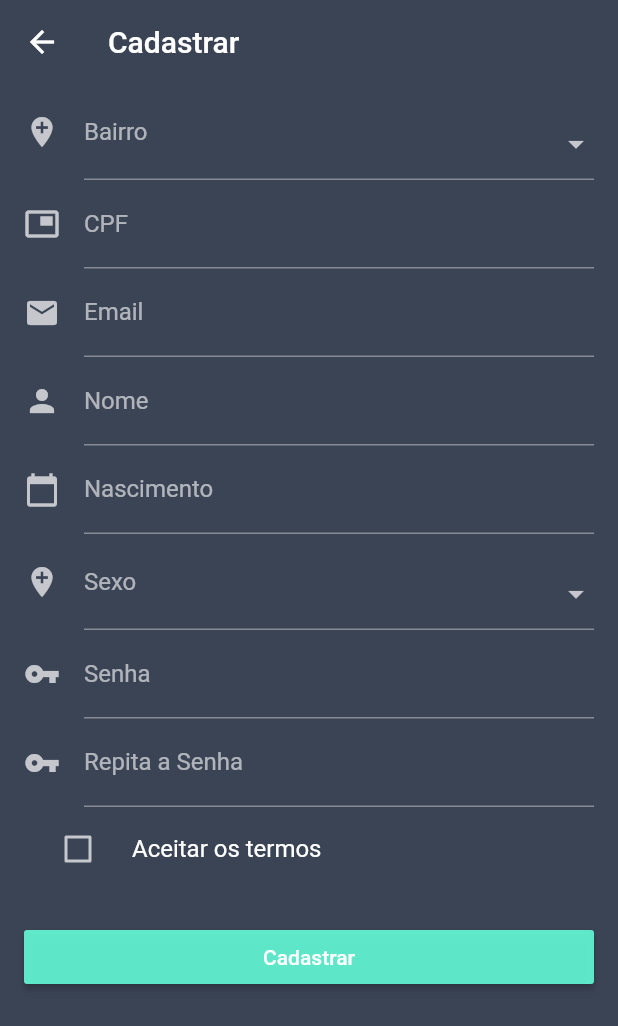
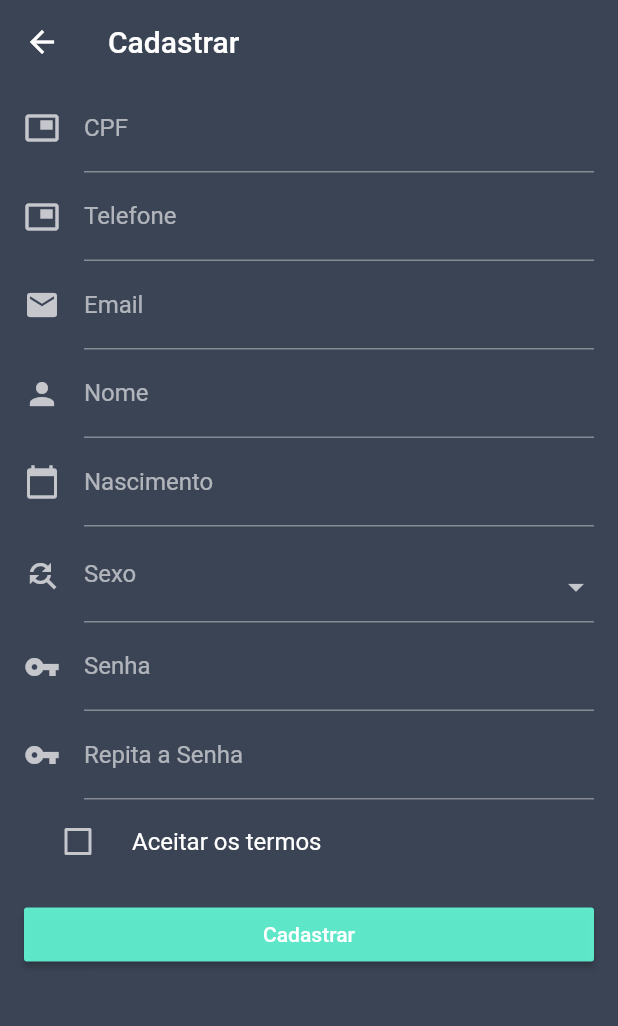
Before and after one commit to insinfo/colabore, a Flutter app: the screen it shows after launch, after a tap on "CADASTRAR", on a phone screen of 412 x 824 dp. Shown: the top 1026 px of the screen. Run offline on Flutter 3.47's test engine with Material 2 defaults, Android fonts, the phone set to English and light mode, and no system bars; our stand-ins replace font_awesome_flutter, image_picker, location, sqflite; accounts and stored records are empty; network calls fail.

Commit message:
criação da tela de cadastro

```diff
--- a/lib/views/cadastro_view.dart
+++ b/lib/views/cadastro_view.dart
@@ -121,7 +121,7 @@ class CadastroViewState extends State<CadastroView> {
           children: <Widget>[
 
             //bairro
-            DropdownFormField<String>(
+           /* DropdownFormField<String>(
               validator: (value) {
                 if (value == null) {
                   return 'Selecione o Bairro';
@@ -141,11 +141,11 @@ class CadastroViewState extends State<CadastroView> {
                   child: Text(value),
                 );
               }).toList(),
-            ),
+            ),*/
 
             //CPF
             TextFormField(
-             // onSaved: (val) => colaborar.rua = val,
+              // onSaved: (val) => colaborar.rua = val,
               validator: (val) {
                 return Utils.validarCPF(val)
                     ? null
@@ -162,6 +162,28 @@ class CadastroViewState extends State<CadastroView> {
                 LengthLimitingTextInputFormatter(11),
                 WhitelistingTextInputFormatter.digitsOnly,
               ],
+            ),
+
+
+            //telefone
+            TextFormField(
+              // onSaved: (val) => colaborar.rua = val,
+              validator: (val) {
+                return val.length < 8
+                    ? null
+                    : "Digite o seu telefone!";
+              },
+              decoration: InputDecoration(
+                icon: Icon(Icons.picture_in_picture),
+                hintText: 'Digite o seu telefone',
+                labelText: 'Telefone',
+              ),
+              keyboardType: TextInputType.phone,
+              //maxLength: 11,
+              /*inputFormatters: [
+                LengthLimitingTextInputFormatter(11),
+                WhitelistingTextInputFormatter.digitsOnly,
+              ],*/
             ),
 
             //email
@@ -227,7 +249,7 @@ class CadastroViewState extends State<CadastroView> {
               },
               //onSaved: (val) => teste = val,
               decoration: InputDecoration(
-                icon: Icon(Icons.add_location),
+                icon: Icon(Icons.find_replace),
                 border: UnderlineInputBorder(),
                 // filled: true,
                 labelText: 'Sexo',
@@ -279,7 +301,7 @@ class CadastroViewState extends State<CadastroView> {
               ],
             ),
 
-
+            //aceitar os termos
             CheckboxListTile(
               value: isAcceptedTerms,
               onChanged: (val){setState(() {
@@ -298,7 +320,7 @@ class CadastroViewState extends State<CadastroView> {
 
             //botão
             Container(
-                padding: EdgeInsets.only(left: 0, top: 20.0),
+                padding: EdgeInsets.only(left: 0, top: 10.0,bottom: 20),
                 child: RaisedButton(
                   color: AppStyle.buttonPrimary,
                   child: Text('Cadastrar'),
--- a/lib/views/login_view.dart
+++ b/lib/views/login_view.dart
@@ -146,9 +146,8 @@ class LoginViewState extends State<LoginView>
                   child:  RaisedButton(
                     onPressed: () {
                       _submit();
-                      // Navigator.of(context).pushNamed(HomePage.tag);
                     },
-                    color: AppStyle.buttonPrimary, //#5fd0d0
+                    color: Color(0xFF52c7f8), //#5fd0d0
                     child: Text('ENTRAR', style: TextStyle(color: Colors.white)),
                   ),
                 ),
@@ -255,7 +254,7 @@ class LoginViewState extends State<LoginView>
                               onPressed: () {
                                  Navigator.of(context).pushNamed('/cadastro');
                               },
-                              color: Color(0xFF5fd0d0), //#5fd0d0
+                              color: Color(0xFF71db9c), //#5fd0d0
                               child: Text('CADASTRAR', style: TextStyle(color: Colors.white)),
                             ),
                           ),
```
